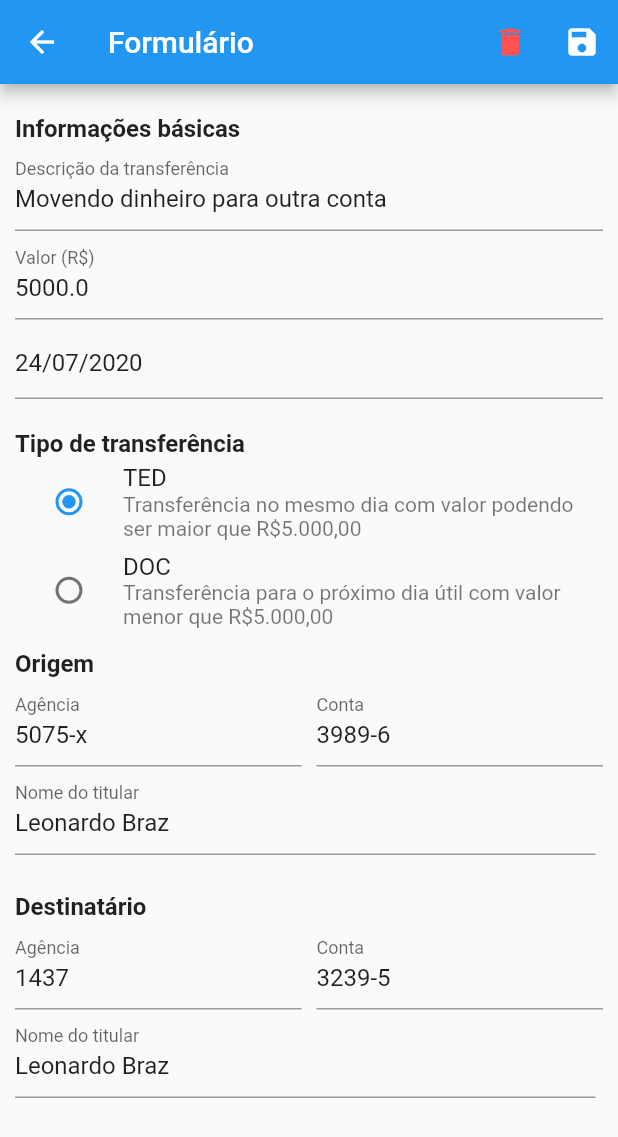
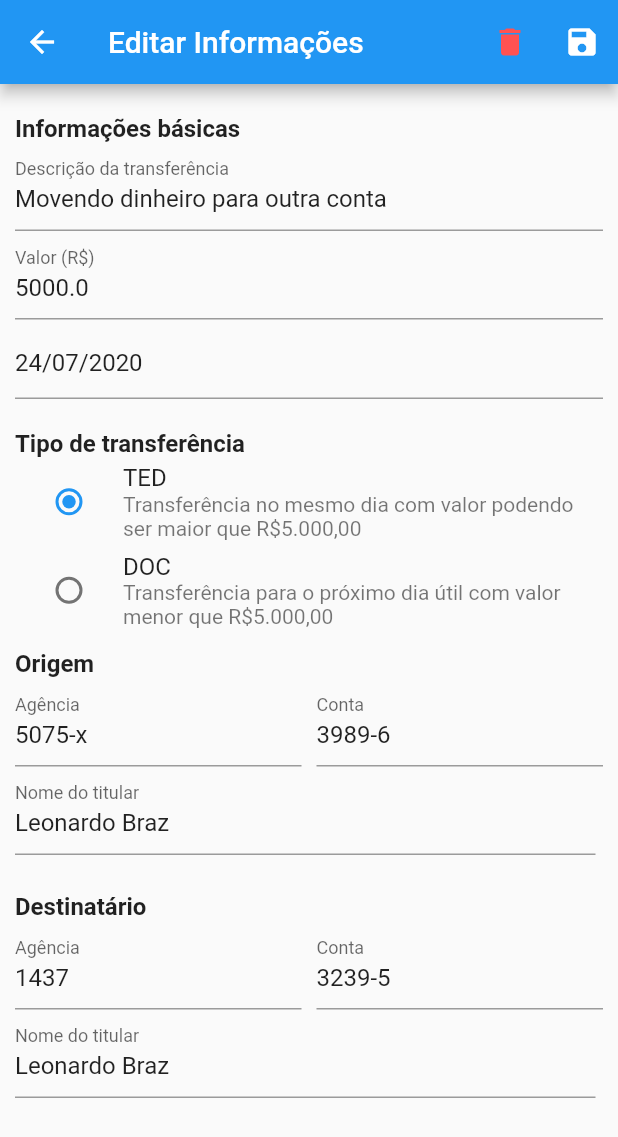
Before and after one commit to lhleonardo/ufla-transactionapp-flutter, a Flutter app: the screen it shows after launch, after a tap on the "chevron right" icon, on a phone screen of 412 x 824 dp. Shown: the top 1137 px of the screen. Run offline on Flutter 3.47's test engine with Material 2 defaults, Android fonts, the phone set to English and light mode, and no system bars.

Commit message:
Melhorias de usabilidade

```diff
--- a/lib/view/transactions_form.dart
+++ b/lib/view/transactions_form.dart
@@ -84,13 +84,19 @@ class _TransactionFormState extends State<TransactionForm> {
   }
 
   @override
-  Widget build(BuildContext context) {
+  void didChangeDependencies() {
+    super.didChangeDependencies();
     final Transaction transaction = ModalRoute.of(context).settings.arguments;
     _prepareFormData(transaction);
+  }
 
+  @override
+  Widget build(BuildContext context) {
     return Scaffold(
       appBar: AppBar(
-        title: Text('Formulário'),
+        title: _openTransaction == null
+            ? Text('Formulário')
+            : Text('Editar Informações'),
         actions: <Widget>[
           Visibility(
             visible: _values['id'] != null,
```
